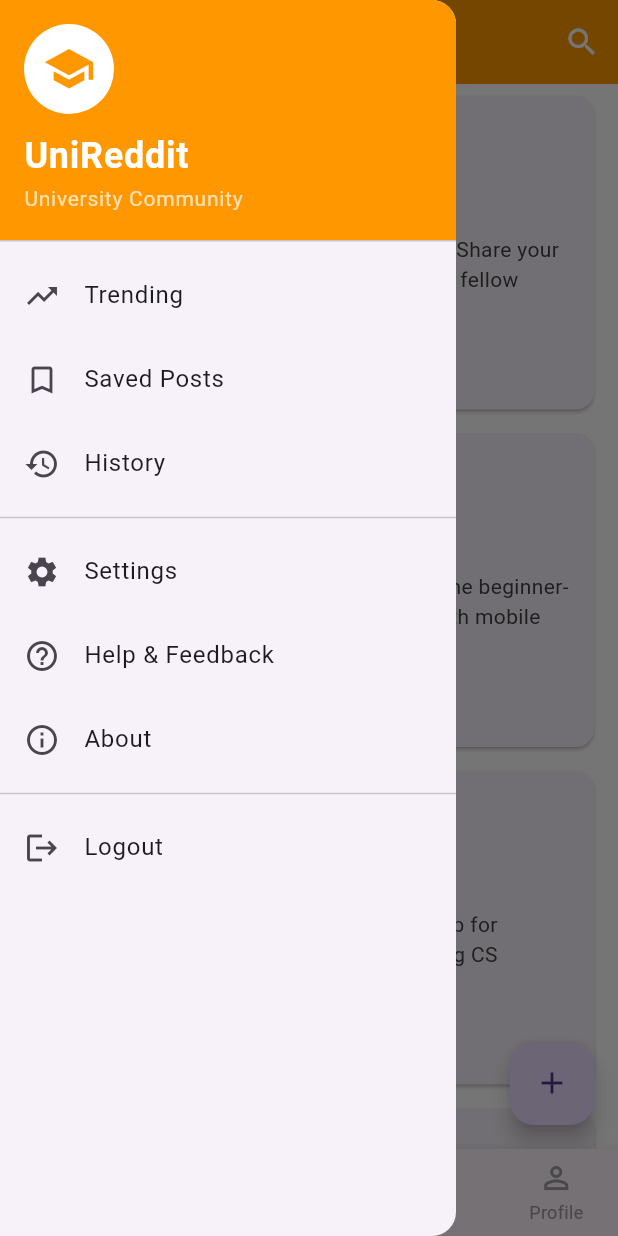
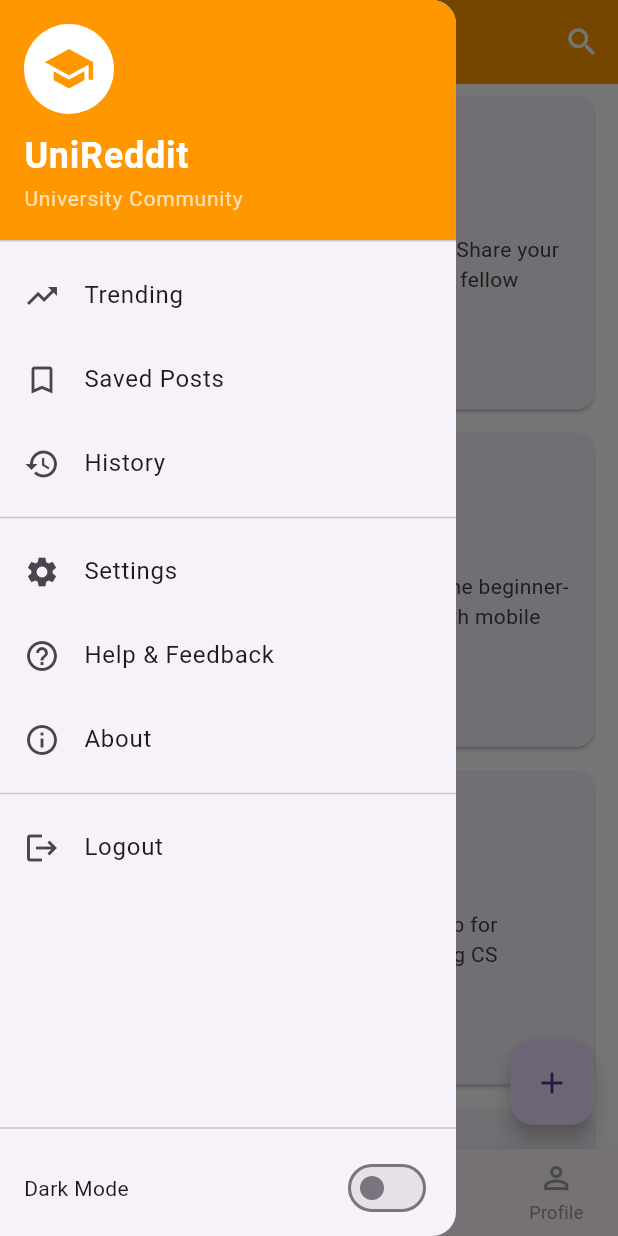
Before and after one commit to NsengaNigel/peer-support_app, a Flutter app: the screen it shows after launch, with the side drawer open, on a phone screen of 412 x 824 dp. Run offline on Flutter 3.47's test engine with Material 3 defaults, Android fonts, the phone set to English and light mode, and no system bars; our stand-ins replace timeago.

Commit message:
Adding a light and dark mode

```diff
--- a/lib/main.dart
+++ b/lib/main.dart
@@ -2,6 +2,8 @@ import 'package:flutter/material.dart';
 import 'package:flutter/services.dart';
 import 'navigation/app_router.dart';
 import 'navigation/main_navigation.dart';
+
+final themeNotifier = ValueNotifier<ThemeMode>(ThemeMode.light);
 
 void main() {
   runApp(UniversityRedditApp());
@@ -10,6 +12,9 @@ void main() {
 class UniversityRedditApp extends StatelessWidget {
   @override
   Widget build(BuildContext context) {
+    return ValueListenableBuilder<ThemeMode>(
+      valueListenable: themeNotifier,
+      builder: (context, mode, _) {
         return MaterialApp(
           title: 'UniReddit',
           theme: ThemeData(
@@ -25,8 +30,11 @@ class UniversityRedditApp extends StatelessWidget {
             primaryColor: Colors.orange,
             scaffoldBackgroundColor: Colors.grey[900],
           ),
+          themeMode: mode,
           home: MainNavigation(),
           onGenerateRoute: AppRouter.generateRoute,
         );
+      },
+    );
   }
 }
--- a/lib/navigation/app_drawer.dart
+++ b/lib/navigation/app_drawer.dart
@@ -1,10 +1,14 @@
 import 'package:flutter/material.dart';
+import '../main.dart';
 import 'app_router.dart';
 
 class AppDrawer extends StatelessWidget {
   @override
   Widget build(BuildContext context) {
     return Drawer(
+      child: Column(
+        children: [
+          Expanded(
             child: ListView(
               padding: EdgeInsets.zero,
               children: [
@@ -85,6 +89,30 @@ class AppDrawer extends StatelessWidget {
                 ),
               ],
             ),
+          ),
+          Divider(),
+          Padding(
+            padding: const EdgeInsets.symmetric(horizontal: 16, vertical: 8),
+            child: Row(
+              mainAxisAlignment: MainAxisAlignment.spaceBetween,
+              children: [
+                const Text('Dark Mode'),
+                ValueListenableBuilder<ThemeMode>(
+                  valueListenable: themeNotifier,
+                  builder: (context, mode, _) {
+                    return Switch(
+                      value: mode == ThemeMode.dark,
+                      onChanged: (val) {
+                        themeNotifier.value = val ? ThemeMode.dark : ThemeMode.light;
+                      },
+                    );
+                  },
+                ),
+              ],
+            ),
+          ),
+        ],
+      ),
     );
   }
 
```
Lines whose indentation alone changed are shown as unchanged.
